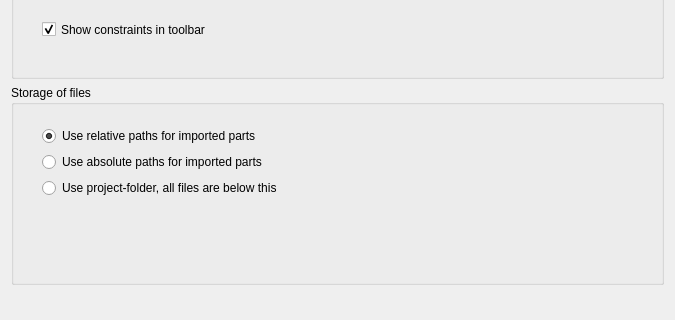
This is GuiA2p/Resources/ui/a2p_prefs.ui in kbwbe/A2plus as Qt 5 draws it before an edit; both pictures show x 0 to 675 and y 530 to 850 of the 675 by 850 pixel window. The edited form follows.
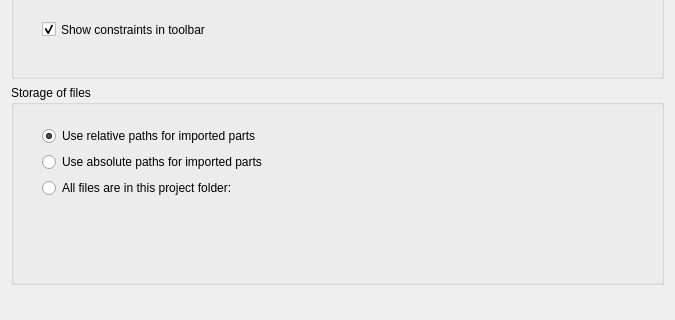
This is the edited form. Custom widgets are drawn as their Qt base class.

Commit message: Make it more clear

The edit to the form file:
```diff
--- a/GuiA2p/Resources/ui/a2p_prefs.ui
+++ b/GuiA2p/Resources/ui/a2p_prefs.ui
@@ -321,7 +321,7 @@
        <item>
         <widget class="Gui::PrefRadioButton" name="radioButton_5">
          <property name="text">
-          <string>Use project-folder, all files are below this</string>
+          <string>All files are in this project folder:</string>
          </property>
          <property name="prefEntry" stdset="0">
           <cstring>useProjectFolder</cstring>
```
